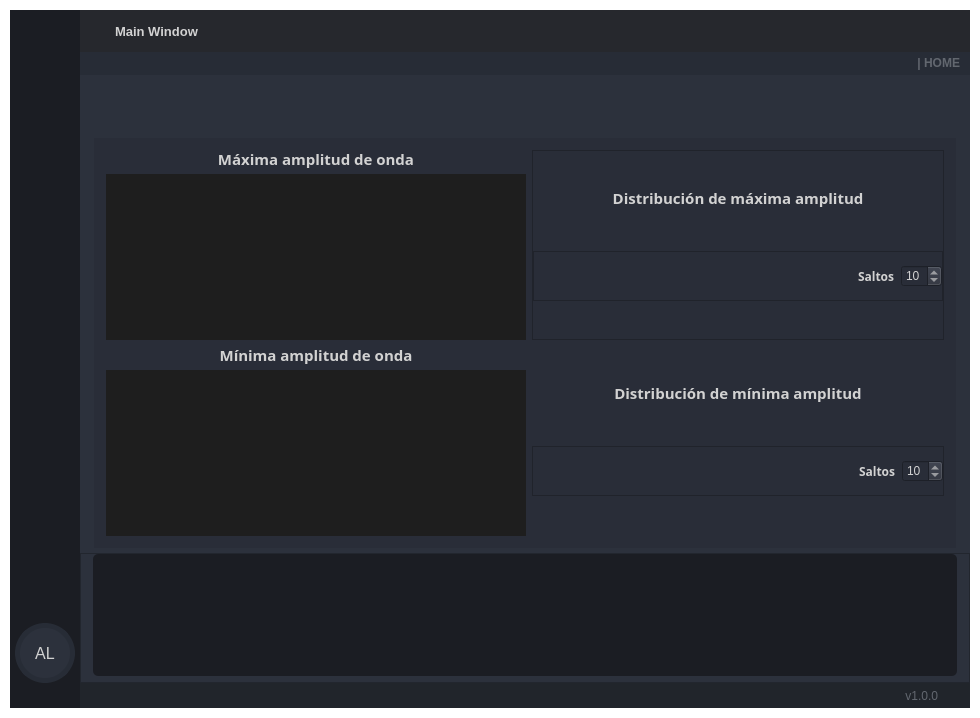
Before: the Qt Designer form visuals/GUI_BASE.ui in dariolggomez/HEATS-BOARD, drawn with Qt 5.
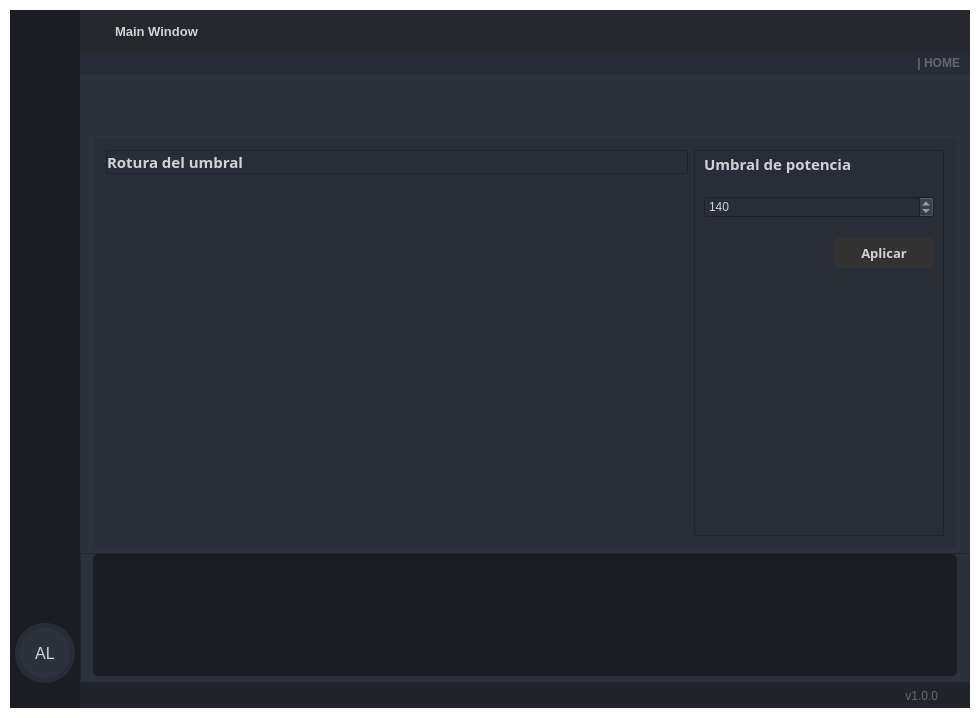
After: the same form once the commit is applied. Icons and pictures are not drawn.

Commit message: created threshold user interface

What changed in the file:
```diff
--- a/visuals/GUI_BASE.ui
+++ b/visuals/GUI_BASE.ui
@@ -2653,7 +2653,7 @@
                        <item>
                         <widget class="QStackedWidget" name="panel_stacked_widget">
                          <property name="currentIndex">
-                          <number>0</number>
+                          <number>1</number>
                          </property>
                          <widget class="QWidget" name="page_poles">
                           <layout class="QVBoxLayout" name="verticalLayout_37">
@@ -3807,7 +3807,203 @@
                            </item>
                           </layout>
                          </widget>
-                         <widget class="QWidget" name="page_2"/>
+                         <widget class="QWidget" name="page_threshold">
+                          <layout class="QVBoxLayout" name="verticalLayout_39">
+                           <property name="leftMargin">
+                            <number>0</number>
+                           </property>
+                           <property name="topMargin">
+                            <number>0</number>
+                           </property>
+                           <property name="rightMargin">
+                            <number>0</number>
+                           </property>
+                           <property name="bottomMargin">
+                            <number>0</number>
+                           </property>
+                           <item>
+                            <widget class="QFrame" name="threshold_content">
+                             <property name="frameShape">
+                              <enum>QFrame::NoFrame</enum>
+                             </property>
+                             <property name="frameShadow">
+                              <enum>QFrame::Raised</enum>
+                             </property>
+                             <layout class="QHBoxLayout" name="horizontalLayout_17">
+                              <property name="leftMargin">
+                               <number>0</number>
+                              </property>
+                              <property name="topMargin">
+                               <number>0</number>
+                              </property>
+                              <property name="rightMargin">
+                               <number>0</number>
+                              </property>
+                              <property name="bottomMargin">
+                               <number>0</number>
+                              </property>
+                              <item alignment="Qt::AlignTop">
+                               <widget class="QFrame" name="frame_threshold_table">
+                                <property name="frameShape">
+                                 <enum>QFrame::StyledPanel</enum>
+                                </property>
+                                <property name="frameShadow">
+                                 <enum>QFrame::Raised</enum>
+                                </property>
+                                <layout class="QVBoxLayout" name="threshold_table_layout">
+                                 <property name="spacing">
+                                  <number>20</number>
+                                 </property>
+                                 <property name="leftMargin">
+                                  <number>0</number>
+                                 </property>
+                                 <property name="topMargin">
+                                  <number>0</number>
+                                 </property>
+                                 <property name="rightMargin">
+                                  <number>0</number>
+                                 </property>
+                                 <property name="bottomMargin">
+                                  <number>0</number>
+                                 </property>
+                                 <item alignment="Qt::AlignTop">
+                                  <widget class="QLabel" name="threshold_table_label">
+                                   <property name="maximumSize">
+                                    <size>
+                                     <width>16777215</width>
+                                     <height>25</height>
+                                    </size>
+                                   </property>
+                                   <property name="font">
+                                    <font>
+                                     <family>Segoe UI Semibold</family>
+                                     <pointsize>11</pointsize>
+                                     <weight>75</weight>
+                                     <bold>true</bold>
+                                    </font>
+                                   </property>
+                                   <property name="text">
+                                    <string>Rotura del umbral</string>
+                                   </property>
+                                  </widget>
+                                 </item>
+                                </layout>
+                               </widget>
+                              </item>
+                              <item>
+                               <widget class="QFrame" name="frame_threshold_config">
+                                <property name="minimumSize">
+                                 <size>
+                                  <width>250</width>
+                                  <height>0</height>
+                                 </size>
+                                </property>
+                                <property name="maximumSize">
+                                 <size>
+                                  <width>250</width>
+                                  <height>16777215</height>
+                                 </size>
+                                </property>
+                                <property name="frameShape">
+                                 <enum>QFrame::StyledPanel</enum>
+                                </property>
+                                <property name="frameShadow">
+                                 <enum>QFrame::Raised</enum>
+                                </property>
+                                <layout class="QVBoxLayout" name="verticalLayout_40">
+                                 <property name="spacing">
+                                  <number>20</number>
+                                 </property>
+                                 <property name="topMargin">
+                                  <number>0</number>
+                                 </property>
+                                 <item>
+                                  <widget class="QLabel" name="threshold_label">
+                                   <property name="maximumSize">
+                                    <size>
+                                     <width>16777215</width>
+                                     <height>25</height>
+                                    </size>
+                                   </property>
+                                   <property name="font">
+                                    <font>
+                                     <family>Segoe UI Semibold</family>
+                                     <pointsize>11</pointsize>
+                                     <weight>75</weight>
+                                     <bold>true</bold>
+                                    </font>
+                                   </property>
+                                   <property name="text">
+                                    <string>Umbral de potencia</string>
+                                   </property>
+                                  </widget>
+                                 </item>
+                                 <item>
+                                  <widget class="QSpinBox" name="spinBox">
+                                   <property name="buttonSymbols">
+                                    <enum>QAbstractSpinBox::UpDownArrows</enum>
+                                   </property>
+                                   <property name="minimum">
+                                    <number>80</number>
+                                   </property>
+                                   <property name="maximum">
+                                    <number>160</number>
+                                   </property>
+                                   <property name="value">
+                                    <number>140</number>
+                                   </property>
+                                  </widget>
+                                 </item>
+                                 <item alignment="Qt::AlignRight|Qt::AlignTop">
+                                  <widget class="QPushButton" name="apply_threshold_btn">
+                                   <property name="minimumSize">
+                                    <size>
+                                     <width>100</width>
+                                     <height>30</height>
+                                    </size>
+                                   </property>
+                                   <property name="maximumSize">
+                                    <size>
+                                     <width>85</width>
+                                     <height>16777215</height>
+                                    </size>
+                                   </property>
+                                   <property name="font">
+                                    <font>
+                                     <family>Segoe UI Semibold</family>
+                                     <pointsize>10</pointsize>
+                                     <weight>75</weight>
+                                     <bold>true</bold>
+                                    </font>
+                                   </property>
+                                   <property name="styleSheet">
+                                    <string notr="true">QPushButton {
+	border: 2px solid rgb(50, 50, 51);
+	border-radius: 5px;	
+	background-color: rgb(50, 50, 51);
+}
+QPushButton:hover {
+	background-color: rgb(56, 56, 57);
+	border: 2px solid rgb(56, 56, 57);
+}
+QPushButton:pressed {	
+	background-color: rgb(56, 56, 57);
+	border: 1px solid rgb(0, 122, 204);
+}</string>
+                                   </property>
+                                   <property name="text">
+                                    <string>Aplicar</string>
+                                   </property>
+                                  </widget>
+                                 </item>
+                                </layout>
+                               </widget>
+                              </item>
+                             </layout>
+                            </widget>
+                           </item>
+                          </layout>
+                         </widget>
                         </widget>
                        </item>
                       </layout>
```
The commit also changes 2 other files.
